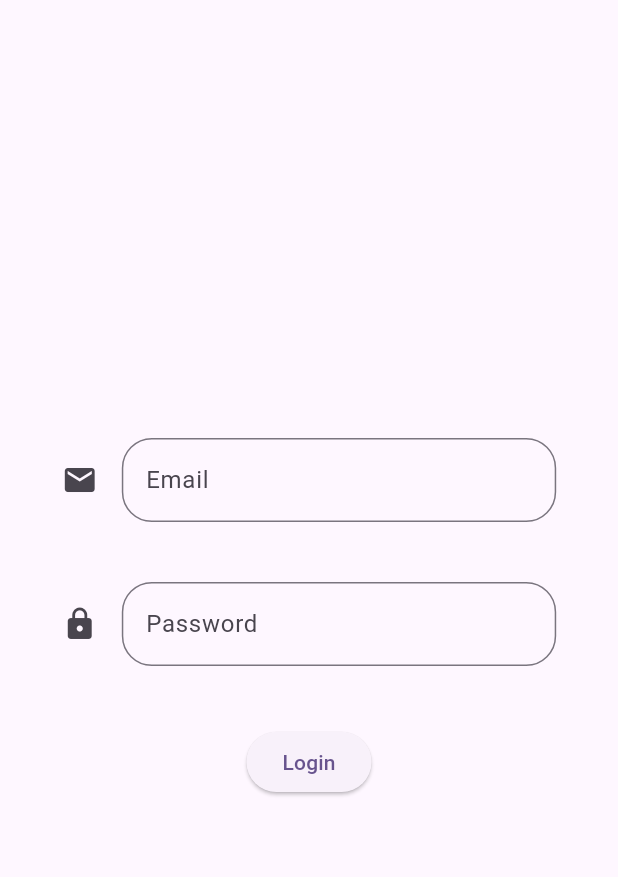
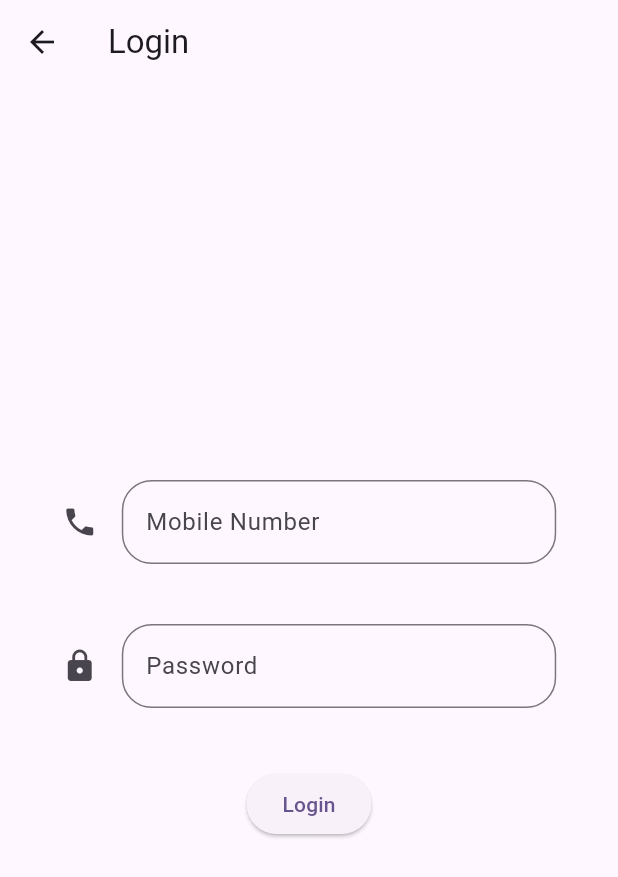
Before and after one commit to Harshavardhan1617/homebites, a Flutter app: the screen it shows after launch, after a tap on "Login", on a phone screen of 412 x 824 dp. Shown: the top 877 px of the screen. Run offline on Flutter 3.47's test engine with Material 3 defaults, Android fonts, the phone set to English and light mode, and no system bars; our stand-ins replace pocketbase; network calls fail.

Commit message:
integerate login method to login screen

```diff
--- a/lib/presentation/screens/Login/login_screen.dart
+++ b/lib/presentation/screens/Login/login_screen.dart
@@ -1,14 +1,46 @@
 import 'package:flutter/material.dart';
+import 'package:home_bites/services/pocketbase/pbase.dart';
+import 'package:home_bites/presentation/screens/Home/home_screen.dart';
 
-class LoginScreen extends StatelessWidget {
+class LoginScreen extends StatefulWidget {
   const LoginScreen({super.key});
+
+  @override
+  _LoginScreenState createState() => _LoginScreenState();
+}
+
+class _LoginScreenState extends State<LoginScreen> {
+  final PocketBaseClient pbClient = PocketBaseClient();
+  final TextEditingController mobileNumberController = TextEditingController();
+  final TextEditingController passwordController = TextEditingController();
+
+  Future<void> _login() async {
+    final mobileNumber = mobileNumberController.text;
+    final password = passwordController.text;
+
+    await pbClient.authenticate(mobileNumber, password);
+
+    if (pbClient.checkAuth()) {
+      Navigator.pushReplacement(
+        context,
+        MaterialPageRoute(builder: (context) => HomeScreen()),
+      );
+    } else {
+      // Handle authentication failure
+      ScaffoldMessenger.of(context).showSnackBar(
+        SnackBar(content: Text('Login failed. Please try again.')),
+      );
+    }
+  }
 
   @override
   Widget build(BuildContext context) {
     Size size = MediaQuery.of(context).size;
     return Scaffold(
+      appBar: AppBar(
+        title: Text('Login'),
+      ),
       body: Center(
-      //login form
         child: Column(
           mainAxisAlignment: MainAxisAlignment.center,
           children: <Widget>[
@@ -17,11 +49,14 @@ class LoginScreen extends StatelessWidget {
               margin: EdgeInsets.all(20),
               width: size.width * 0.8,
               child: TextField(
+                controller: mobileNumberController,
                 decoration: InputDecoration(
-                  hintText: 'Email',
-                  icon: Icon(Icons.email),
+                  hintText: 'Mobile Number',
+                  icon: Icon(Icons.phone),
                   border: OutlineInputBorder(
-                      borderRadius: BorderRadius.circular(20))),
+                    borderRadius: BorderRadius.circular(20),
+                  ),
+                ),
               ),
             ),
             Container(
@@ -29,12 +64,15 @@ class LoginScreen extends StatelessWidget {
               margin: EdgeInsets.all(20),
               width: size.width * 0.8,
               child: TextField(
+                controller: passwordController,
                 obscureText: true,
                 decoration: InputDecoration(
                   hintText: 'Password',
                   icon: Icon(Icons.lock),
                   border: OutlineInputBorder(
-                      borderRadius: BorderRadius.circular(20))),
+                    borderRadius: BorderRadius.circular(20),
+                  ),
+                ),
               ),
             ),
             Container(
@@ -42,14 +80,13 @@ class LoginScreen extends StatelessWidget {
               margin: EdgeInsets.all(20),
               width: size.width * 0.8,
               child: ElevatedButton(
-              onPressed: () {
-                //login action
-              },
+                onPressed: _login,
                 child: Text('Login'),
               ),
             ),
           ],
         ),
-    ));
+      ),
+    );
   }
 }
```
Lines whose indentation alone changed are shown as unchanged.
